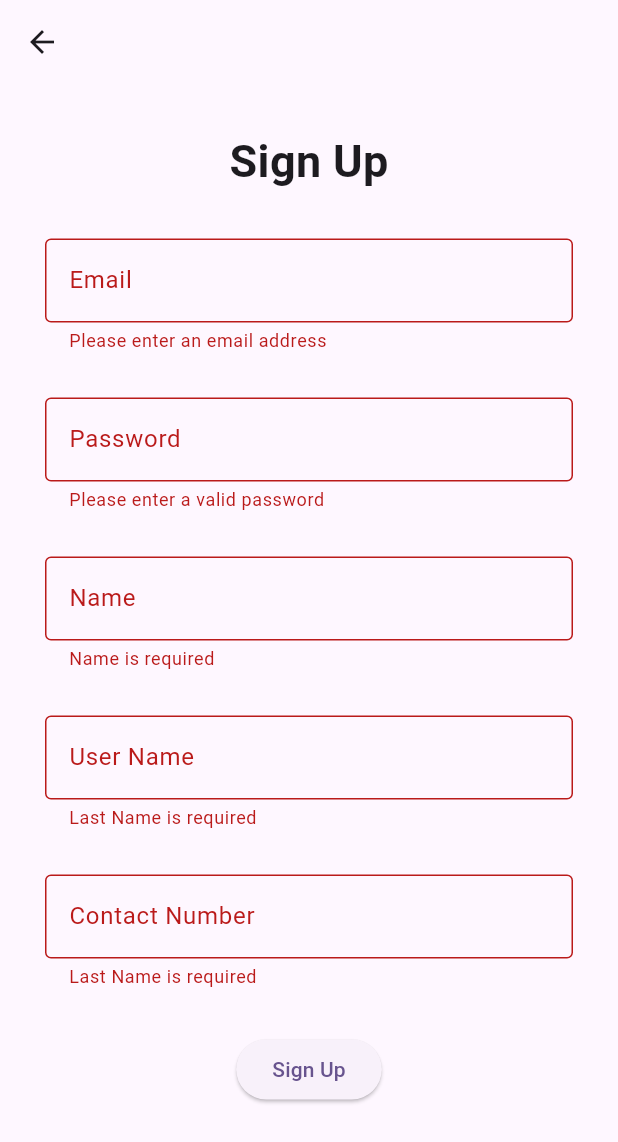
After one commit to ksumallo/donation-system-flutter, a Flutter app: the SignUpPage screen opened directly, after a tap on "Sign Up", on a phone screen of 412 x 824 dp. The commit adds this screen. Shown: the top 1142 px of the screen. Run offline on Flutter 3.47's test engine with Material 3 defaults, Android fonts, the phone set to English and light mode, and no system bars; our stand-ins replace cloud_firestore, firebase_auth, firebase_core; accounts and stored records are empty; generated files the repository leaves out were written again.

Commit message:
Create sign up page with hard coded implementation of Adresses

```diff
--- a/lib/pages/signin_screen.dart
+++ b/lib/pages/signin_screen.dart
@@ -1,4 +1,5 @@
 import 'package:final_proj/entities/user.dart';
+import 'package:final_proj/pages/signup_screen.dart';
 import 'package:flutter/material.dart';
 import 'package:provider/provider.dart';
 import 'package:final_proj/providers/auth_provider.dart';
@@ -18,6 +19,7 @@ class _SignInPageState extends State<SignInPage> {
 
   @override
   Widget build(BuildContext context) {
+    context.read<AuthProvider>().logout();
     return Scaffold(
       body: SingleChildScrollView(
         child: Container(
@@ -31,7 +33,8 @@ class _SignInPageState extends State<SignInPage> {
                   emailField,
                   passwordField,
                   showSignInErrorMessage ? signInErrorMessage : Container(),
-                  submitButton
+                  submitButton,
+                  signUpButton
                 ],
               ),
             )),
@@ -106,5 +109,21 @@ class _SignInPageState extends State<SignInPage> {
           }
       },
       child: const Text("Sign In"));
-
+    Widget get signUpButton => Padding(
+            padding: const EdgeInsets.all(30),
+            child: Row(
+              mainAxisAlignment: MainAxisAlignment.center,
+              children: [
+                const Text("No account yet?"),
+                TextButton(
+                    onPressed: () {
+                      Navigator.push(
+                          context,
+                          MaterialPageRoute(
+                              builder: (context) => const SignUpPage()));
+                    },
+                    child: const Text("Sign Up"))
+              ],
+            ),
+          );
 }
--- /dev/null
+++ b/lib/pages/signup_screen.dart
@@ -0,0 +1,180 @@
+import 'package:flutter/material.dart';
+import 'package:provider/provider.dart';
+import '../providers/auth_provider.dart';
+
+class SignUpPage extends StatefulWidget {
+  const SignUpPage({super.key});
+
+  @override
+  State<SignUpPage> createState() => _SignUpState();
+}
+
+class _SignUpState extends State<SignUpPage> {
+  final _formKey = GlobalKey<FormState>();
+  String? email;
+  String? password;
+  String? name;
+  String? username;
+  late List<String?> addresses;
+  String? contactNumber;
+  final _nameController = TextEditingController();
+  final _usernameController = TextEditingController();
+  final _contactNumberController = TextEditingController();
+
+
+  @override
+  Widget build(BuildContext context) {
+    return Scaffold(
+      appBar: AppBar(),
+      body: SingleChildScrollView(
+        child: Container(
+            margin: const EdgeInsets.all(30),
+            child: Form(
+              key: _formKey,
+              child: Column(
+                mainAxisAlignment: MainAxisAlignment.center,
+                children: [heading, emailField, passwordField, nameField, usernameField,
+                contactNumberField, submitButton],
+              ),
+            )),
+      ),
+    );
+  }
+
+  Widget get heading => const Padding(
+        padding: EdgeInsets.only(bottom: 30),
+        child: Text(
+          "Sign Up",
+          style: TextStyle(fontSize: 30, fontWeight: FontWeight.bold),
+        ),
+      );
+
+ Widget get emailField => Padding(
+  padding: const EdgeInsets.only(bottom: 30),
+  child: TextFormField(
+    decoration: const InputDecoration(
+      border: OutlineInputBorder(),
+      labelText: "Email",
+      hintText: "Enter a valid email",
+    ),
+    onSaved: (value) => setState(() => email = value),
+    validator: (value) {
+      if (value == null || value.isEmpty) {
+        return "Please enter an email address";
+      }
+
+      // regex for email validation:
+      //email format: ('letters, digits, and underscores), hyphen (-), or period (.)' @ 'domain name' '.' 'domain extension')
+      final emailRegex = RegExp(r'^[\w-\.]+@([\w-]+\.)+[\w-]{2,4}$');
+      if (!emailRegex.hasMatch(value)) {
+        return "Please enter a valid email address";
+      }
+
+      return null;
+    },
+  ),
+);
+
+  Widget get passwordField => Padding(
+  padding: const EdgeInsets.only(bottom: 30),
+  child: TextFormField(
+    decoration: const InputDecoration(
+      border: OutlineInputBorder(),
+      labelText: "Password",
+      hintText: "At least 6 characters",
+    ),
+    obscureText: true,
+    onSaved: (value) => setState(() => password = value),
+    validator: (value) {
+      if (value == null || value.isEmpty) {
+        return "Please enter a valid password";
+      } else if (value.length < 6) {
+        return "Password must be at least 6 characters";
+      }
+      return null;
+    },
+  ),
+);
+
+  Widget get nameField => Padding(
+  padding: const EdgeInsets.only(bottom: 30),
+  child: TextFormField(
+    controller: _nameController,
+    decoration: const InputDecoration(
+      border: OutlineInputBorder(),
+      labelText: "Name",
+      hintText: "Enter your name",
+    ),
+    onSaved: (value) {
+      // save the first name to a variable
+    },
+    validator: (value) {
+      if (value == null || value.isEmpty) {
+        return "Name is required"; //require error mssg
+      }
+      return null;
+    },
+  ),
+);
+
+Widget get usernameField => Padding(
+  padding: const EdgeInsets.only(bottom: 30),
+  child: TextFormField(
+    controller: _usernameController,
+    decoration: const InputDecoration(
+      border: OutlineInputBorder(),
+      labelText: "User Name",
+      hintText: "Enter username",
+    ),
+    onSaved: (value) {
+
+    },
+    validator: (value) {
+      if (value == null || value.isEmpty) {
+        return "Last Name is required"; //require error mssg
+      }
+      return null;
+    },
+  ),
+);
+
+Widget get contactNumberField => Padding(
+  padding: const EdgeInsets.only(bottom: 30),
+  child: TextFormField(
+    controller: _contactNumberController,
+    decoration: const InputDecoration(
+      border: OutlineInputBorder(),
+      labelText: "Contact Number",
+      hintText: "Enter contact number",
+    ),
+    onSaved: (value) {
+
+    },
+    validator: (value) {
+      if (value == null || value.isEmpty) {
+        return "Last Name is required"; //require error mssg
+      }
+      return null;
+    },
+  ),
+);
+
+  Widget get submitButton => ElevatedButton(
+  onPressed: () async {
+    if (_formKey.currentState!.validate()) {
+      _formKey.currentState!.save();
+      final name = _nameController.text;
+      final username = _usernameController.text;
+      final contactNumber = _contactNumberController.text;
+      final addresses = ['My House, Elm Street'];
+
+      await context.read<AuthProvider>().register(email!, password!, name, username, addresses, contactNumber);
+      if (mounted) {
+        Navigator.pop(context);
+      }
+    }
+  },
+  child: const Text("Sign Up"),
+);
+
+}
```
